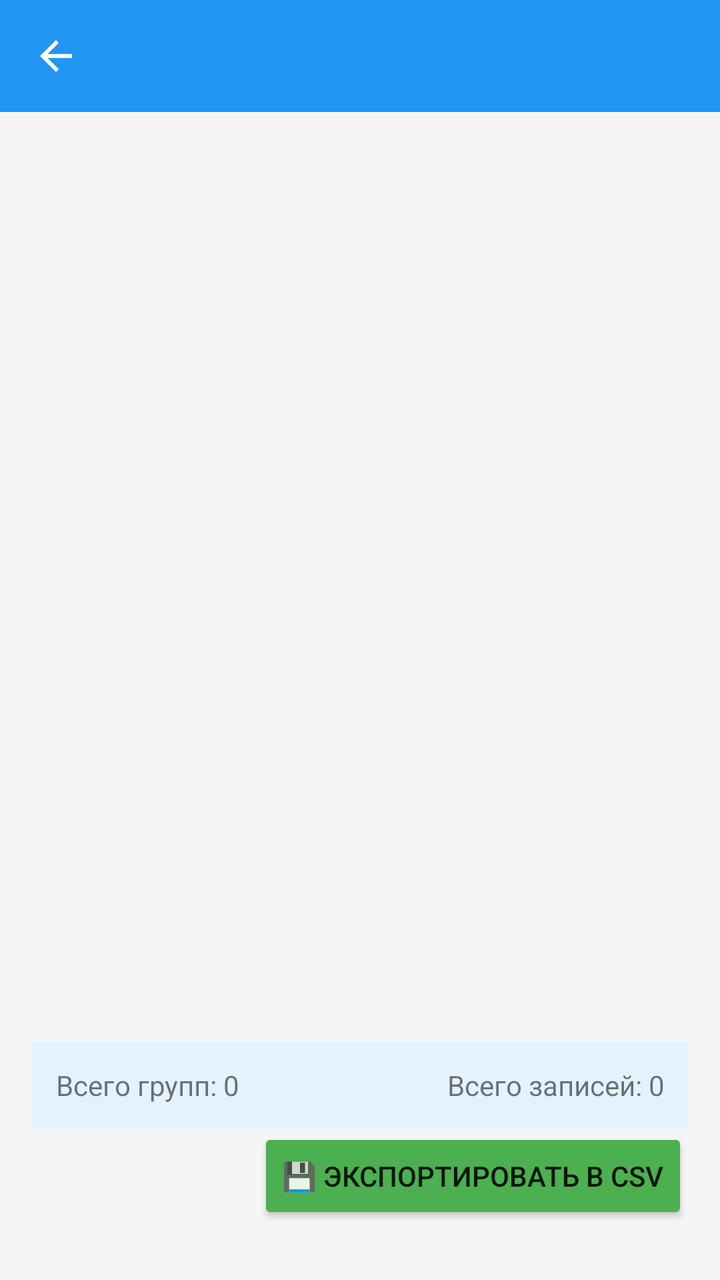
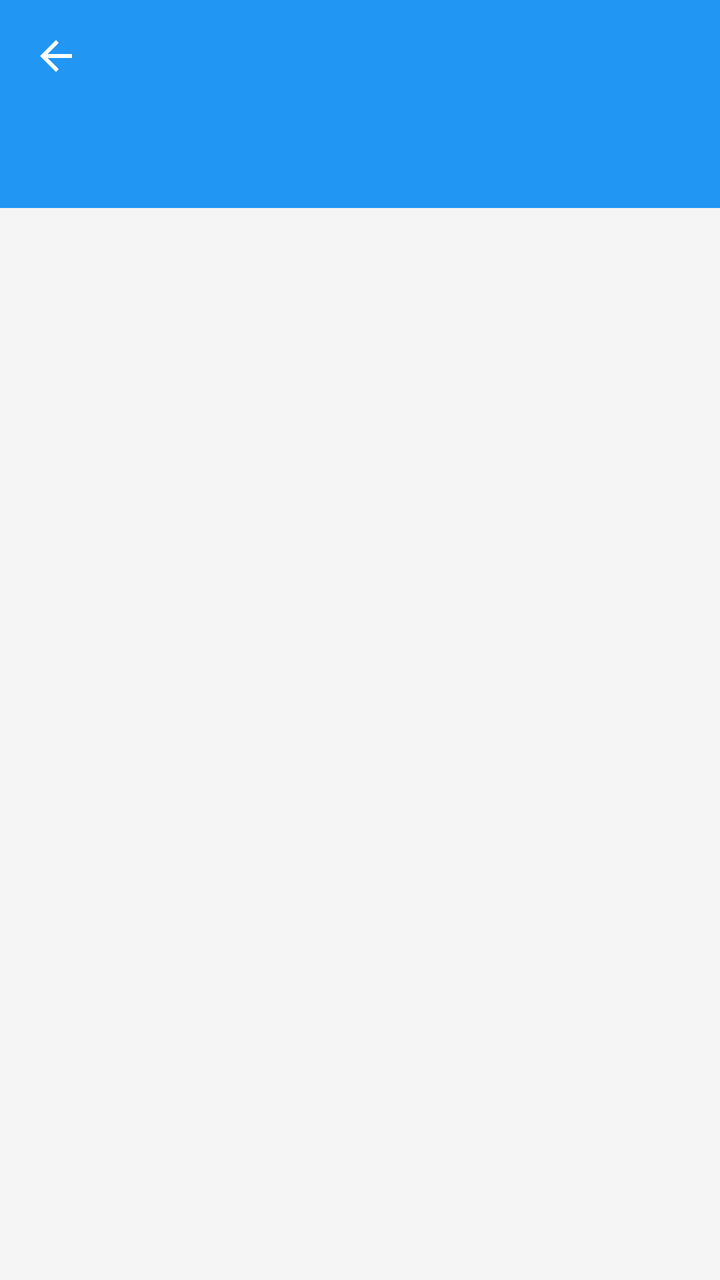

Compare the two renders of this Android layout. The source of the first and the diff that turns it into the second are given below.
<!-- AndroidManifest.xml: activity theme Theme.AppCompat.Light.NoActionBar -->
<!-- res/layout/activity_statistics.xml -->
<?xml version="1.0" encoding="utf-8"?>
<LinearLayout xmlns:android="http://schemas.android.com/apk/res/android"
    xmlns:app="http://schemas.android.com/apk/res-auto"
    android:layout_width="match_parent"
    android:layout_height="match_parent"
    android:orientation="vertical"
    android:background="#F5F5F5">

    
    <androidx.appcompat.widget.Toolbar
        android:id="@+id/toolbar"
        android:layout_width="match_parent"
        android:layout_height="?attr/actionBarSize"
        android:background="#2196F3"
        android:theme="@style/ThemeOverlay.AppCompat.Dark.ActionBar"
        app:titleTextColor="#FFFFFF"
        app:navigationIcon="?attr/homeAsUpIndicator" />

    <LinearLayout
        android:layout_width="match_parent"
        android:layout_height="match_parent"
        android:orientation="vertical"
        android:padding="16dp">

        
        <ScrollView
            android:id="@+id/statisticsScrollView"
            android:layout_width="match_parent"
            android:layout_height="0dp"
            android:layout_weight="1"
            android:fillViewport="true">

            <TableLayout
                android:id="@+id/tableStatistics"
                android:layout_width="match_parent"
                android:layout_height="wrap_content"
                android:stretchColumns="*" />

        </ScrollView>

        
        <LinearLayout
            android:layout_width="match_parent"
            android:layout_height="wrap_content"
            android:orientation="horizontal"
            android:layout_marginTop="12dp"
            android:padding="12dp"
            android:background="#E3F2FD">

            <TextView
                android:id="@+id/tvTotalGroups"
                android:layout_width="0dp"
                android:layout_height="wrap_content"
                android:layout_weight="1"
                android:text="Всего групп: 0"
                android:textSize="14sp" />

            <TextView
                android:id="@+id/tvTotalRecords"
                android:layout_width="0dp"
                android:layout_height="wrap_content"
                android:layout_weight="1"
                android:text="Всего записей: 0"
                android:textSize="14sp"
                android:gravity="end" />
        </LinearLayout>

        
        <Button
            android:id="@+id/btnExportCsv"
            android:layout_width="wrap_content"
            android:layout_height="wrap_content"
            android:layout_gravity="end"
            android:layout_marginBottom="12dp"
            android:backgroundTint="#4CAF50"
            android:text="💾 Экспортировать в CSV" />

    </LinearLayout>

</LinearLayout>
<!-- resources referenced by this layout -->
<resources>

</resources>

<!-- the commit's change to res/layout/activity_statistics.xml (unified diff, before → after) -->
@@ -16,65 +16,21 @@
         app:titleTextColor="#FFFFFF"
         app:navigationIcon="?attr/homeAsUpIndicator" />
 
-    <LinearLayout
+    
+    <com.google.android.material.tabs.TabLayout
+        android:id="@+id/tabLayout"
         android:layout_width="match_parent"
-        android:layout_height="match_parent"
-        android:orientation="vertical"
-        android:padding="16dp">
+        android:layout_height="wrap_content"
+        android:background="#2196F3"
+        app:tabTextColor="#BBDEFB"
+        app:tabSelectedTextColor="#FFFFFF"
+        app:tabIndicatorColor="#FFFFFF" />
 
-        
-        <ScrollView
-            android:id="@+id/statisticsScrollView"
-            android:layout_width="match_parent"
-            android:layout_height="0dp"
-            android:layout_weight="1"
-            android:fillViewport="true">
-
-            <TableLayout
-                android:id="@+id/tableStatistics"
-                android:layout_width="match_parent"
-                android:layout_height="wrap_content"
-                android:stretchColumns="*" />
-
-        </ScrollView>
-
-        
-        <LinearLayout
-            android:layout_width="match_parent"
-            android:layout_height="wrap_content"
-            android:orientation="horizontal"
-            android:layout_marginTop="12dp"
-            android:padding="12dp"
-            android:background="#E3F2FD">
-
-            <TextView
-                android:id="@+id/tvTotalGroups"
-                android:layout_width="0dp"
-                android:layout_height="wrap_content"
-                android:layout_weight="1"
-                android:text="Всего групп: 0"
-                android:textSize="14sp" />
-
-            <TextView
-                android:id="@+id/tvTotalRecords"
-                android:layout_width="0dp"
-                android:layout_height="wrap_content"
-                android:layout_weight="1"
-                android:text="Всего записей: 0"
-                android:textSize="14sp"
-                android:gravity="end" />
-        </LinearLayout>
-
-        
-        <Button
-            android:id="@+id/btnExportCsv"
-            android:layout_width="wrap_content"
-            android:layout_height="wrap_content"
-            android:layout_gravity="end"
-            android:layout_marginBottom="12dp"
-            android:backgroundTint="#4CAF50"
-            android:text="💾 Экспортировать в CSV" />
-
-    </LinearLayout>
+    
+    <androidx.viewpager2.widget.ViewPager2
+        android:id="@+id/viewPager"
+        android:layout_width="match_parent"
+        android:layout_height="0dp"
+        android:layout_weight="1" />
 
 </LinearLayout>
